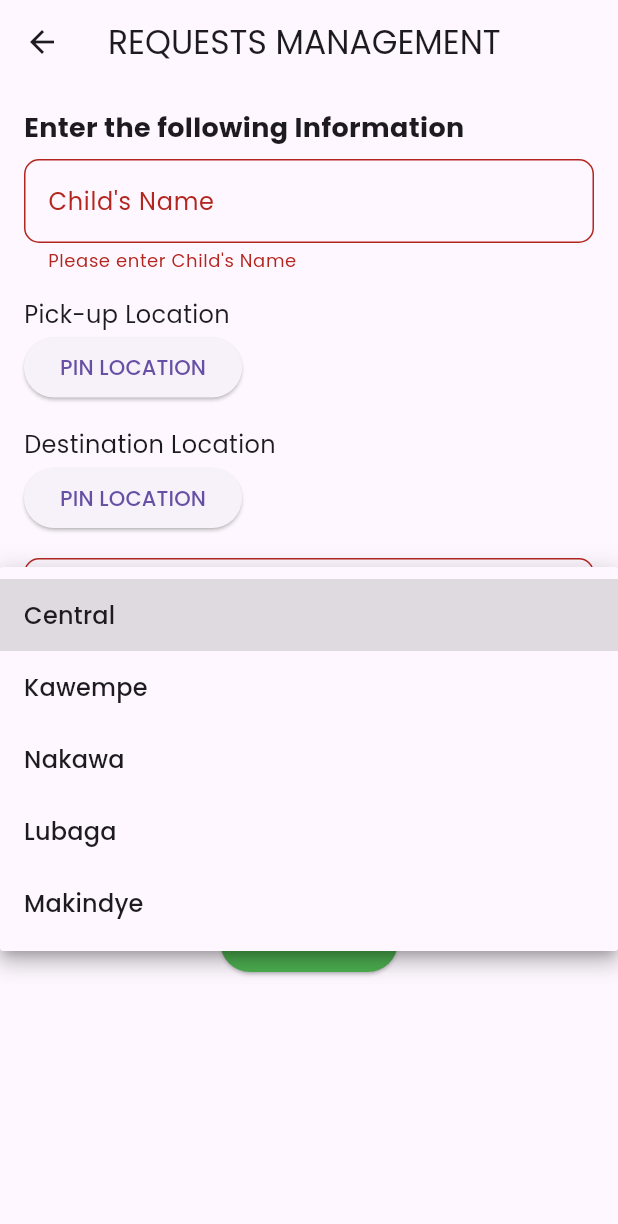
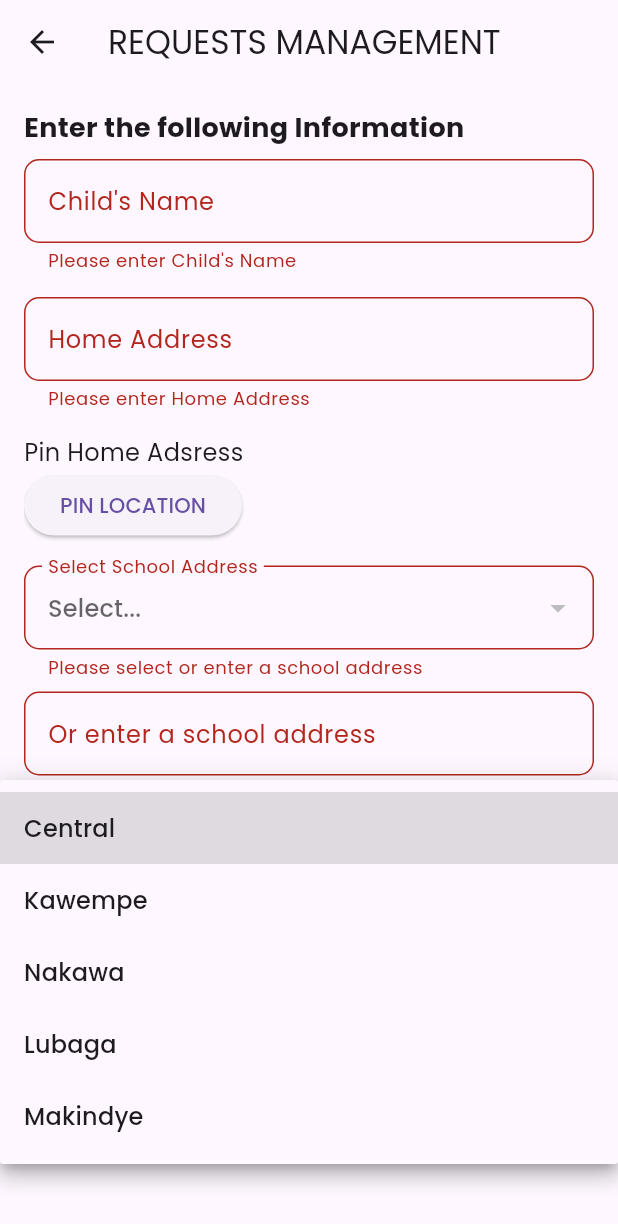
Before and after one commit to helviz/metroshuttle, a Flutter app: the ChildManagementScreen screen opened directly, after a tap on "Get Driver", after a tap on "Region", on a phone screen of 412 x 824 dp. Shown: the top 1224 px of the screen. Run offline on Flutter 3.47's test engine with Material 3 defaults, Android fonts, the phone set to English and light mode, and no system bars; our stand-ins replace cloud_firestore, firebase_auth, firebase_core, firebase_storage, flutter_animate, flutter_credit_card and 10 more; missing offline and left inert: fl_country_code_picker, flutter_google_places, google_maps_webservice, google_place; accounts and stored records are empty.

Commit message:
added more input entry for the home and school

```diff
--- a/lib/views/parent/child_management_screen.dart
+++ b/lib/views/parent/child_management_screen.dart
@@ -16,9 +16,12 @@ class ChildManagementScreen extends StatefulWidget {
 class _ChildManagementScreenState extends State<ChildManagementScreen> {
   final _formKey = GlobalKey<FormState>();
   final _nameController = TextEditingController();
+  final _homeAddressController = TextEditingController();
+  final _customSchoolAddressController = TextEditingController();
   LatLng? _pickupLocation;
   LatLng? _destinationLocation;
   String? _selectedRegion;
+  String? _selectedSchoolAddress;
   final List<String> _regions = ['Central', 'Kawempe', 'Nakawa', 'Lubaga', 'Makindye'];
   DateTime? _startDate;
   DateTime? _endDate;
@@ -29,6 +32,8 @@ class _ChildManagementScreenState extends State<ChildManagementScreen> {
   @override
   void dispose() {
     _nameController.dispose();
+    _homeAddressController.dispose();
+    _customSchoolAddressController.dispose();
     super.dispose();
   }
 
@@ -74,6 +79,8 @@ class _ChildManagementScreenState extends State<ChildManagementScreen> {
       final child = Child(
         userId: userId,
         name: _nameController.text,
+        homeAddress: _homeAddressController.text,
+        schoolAddress: _selectedSchoolAddress ?? _customSchoolAddressController.text,
         pickupLocation: '${_pickupLocation?.latitude},${_pickupLocation?.longitude}',
         destinationLocation: '${_destinationLocation?.latitude},${_destinationLocation?.longitude}',
         region: _selectedRegion!,
@@ -94,7 +101,7 @@ class _ChildManagementScreenState extends State<ChildManagementScreen> {
       );
 
       // Navigate to DriverSelectionScreen with document ID
-      Get.to(() => DriverSelectionScreen(docId: docId, userId: userId,));
+      Get.to(() => DriverSelectionScreen(docId: docId, userId: userId));
 
       setState(() {
         _isLoading = false;
@@ -108,10 +115,13 @@ class _ChildManagementScreenState extends State<ChildManagementScreen> {
 
   void _resetForm() {
     _nameController.clear();
+    _homeAddressController.clear();
+    _customSchoolAddressController.clear();
     setState(() {
       _pickupLocation = null;
       _destinationLocation = null;
       _selectedRegion = null;
+      _selectedSchoolAddress = null;
       _startDate = null;
       _endDate = null;
       _isPickupPinned = false;
@@ -156,8 +166,11 @@ class _ChildManagementScreenState extends State<ChildManagementScreen> {
                   style: TextStyle(fontSize: 18, fontWeight: FontWeight.bold),
                 ),
                 _buildTextField(_nameController, 'Child\'s Name'),
-                _buildLocationPicker('Pick-up Location', true, _isPickupPinned),
-                _buildLocationPicker('Destination Location', false, _isDestinationPinned),
+                _buildTextField(_homeAddressController, 'Home Address'),
+                _buildLocationPicker('Pin Home Adsress', true, _isPickupPinned),
+                _buildSchoolAddressField(),
+
+                _buildLocationPicker('Pin School Address', false, _isDestinationPinned),
                 _buildDropdownField(),
                 _buildDateField('Start Date', _startDate, true),
                 _buildDateField('End Date', _endDate, false),
@@ -198,6 +211,81 @@ class _ChildManagementScreenState extends State<ChildManagementScreen> {
             return 'Please enter $labelText';
           }
           return null;
+        },
+      ),
+    );
+  }
+
+  Widget _buildSchoolAddressField() {
+    final coordinatorsRef = FirebaseFirestore.instance.collection('coordinators');
+    return Padding(
+      padding: const EdgeInsets.symmetric(vertical: 8.0),
+      child: StreamBuilder<QuerySnapshot>(
+        stream: coordinatorsRef.snapshots(),
+        builder: (context, snapshot) {
+          if (!snapshot.hasData) {
+            return CircularProgressIndicator();
+          }
+
+          List<DropdownMenuItem<String>> options = snapshot.data!.docs.map((doc) {
+            String schoolName = doc['schoolName'];
+            return DropdownMenuItem<String>(
+              value: schoolName,
+              child: Text(schoolName),
+            );
+          }).toList();
+
+          return Column(
+            children: [
+              DropdownButtonFormField<String>(
+                decoration: InputDecoration(
+                  labelText: "Select School Address",
+                  border: OutlineInputBorder(
+                    borderRadius: BorderRadius.circular(10),
+                  ),
+                ),
+                value: _selectedSchoolAddress,
+                isExpanded: true,
+                hint: Text("Select..."),
+                items: options,
+                onChanged: (String? newValue) {
+                  setState(() {
+                    _selectedSchoolAddress = newValue;
+                    _customSchoolAddressController.clear();
+                  });
+                },
+                validator: (value) {
+                  if ((value == null || value.isEmpty) && _customSchoolAddressController.text.isEmpty) {
+                    return "Please select or enter a school address";
+                  }
+                  return null;
+                },
+              ),
+              SizedBox(height: 8),
+              TextFormField(
+                controller: _customSchoolAddressController,
+                decoration: InputDecoration(
+                  labelText: "Or enter a school address",
+                  border: OutlineInputBorder(
+                    borderRadius: BorderRadius.circular(10),
+                  ),
+                ),
+                onChanged: (value) {
+                  if (value.isNotEmpty) {
+                    setState(() {
+                      _selectedSchoolAddress = null;
+                    });
+                  }
+                },
+                validator: (value) {
+                  if ((_selectedSchoolAddress == null || _selectedSchoolAddress!.isEmpty) && value!.isEmpty) {
+                    return "Please select or enter a school address";
+                  }
+                  return null;
+                },
+              ),
+            ],
+          );
         },
       ),
     );
```
